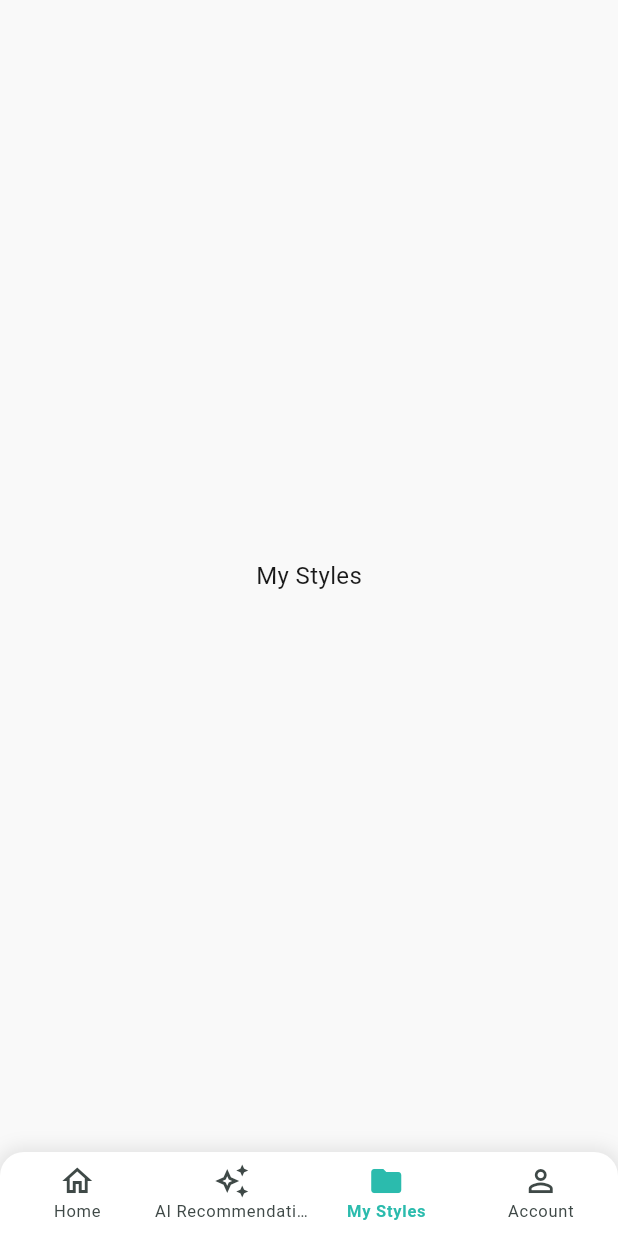
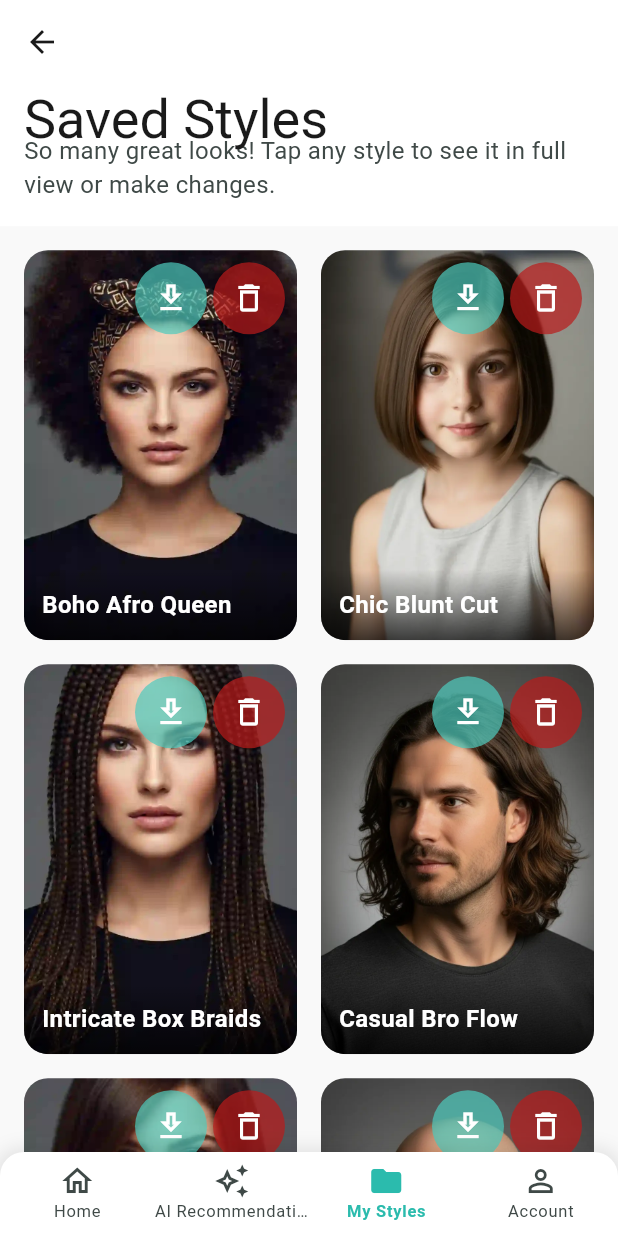
Before and after one commit to Software2004/Flutter-Hair-Styler, a Flutter app: the HomeScreen screen opened by its route, item 3 of the bottom bar chosen, on a phone screen of 412 x 824 dp. Run offline on Flutter 3.47's test engine with Material 3 defaults, Android fonts, the phone set to English and light mode, and no system bars; our stand-ins replace device_info_plus, google_fonts, image_gallery_saver, image_picker, permission_handler, shared_preferences; accounts and stored records are empty.

Commit message:
my_styles designed

```diff
--- /dev/null
+++ b/lib/models/saved_style.dart
@@ -0,0 +1,40 @@
+
+import 'package:flutter/foundation.dart';
+
+@immutable
+class SavedStyle {
+  final String id;
+  final String imagePath;
+  final String name;
+  final DateTime dateSaved;
+
+  const SavedStyle({
+    required this.id,
+    required this.imagePath,
+    required this.name,
+    required this.dateSaved,
+  });
+
+  // Optional: For debugging or if you need to compare instances
+  @override
+  bool operator ==(Object other) =>
+      identical(this, other) ||
+      other is SavedStyle &&
+          runtimeType == other.runtimeType &&
+          id == other.id &&
+          imagePath == other.imagePath &&
+          name == other.name &&
+          dateSaved == other.dateSaved;
+
+  @override
+  int get hashCode =>
+      id.hashCode ^
+      imagePath.hashCode ^
+      name.hashCode ^
+      dateSaved.hashCode;
+
+  @override
+  String toString() {
+    return 'SavedStyle{id: $id, name: $name, imagePath: $imagePath, dateSaved: $dateSaved}';
+  }
+}
--- /dev/null
+++ b/lib/screens/full_screen_style_screen.dart
@@ -0,0 +1,29 @@
+
+import 'package:flutter/material.dart';
+import '../models/saved_style.dart';
+
+class FullScreenStyleScreen extends StatelessWidget {
+  final SavedStyle style;
+
+  const FullScreenStyleScreen({super.key, required this.style});
+
+  @override
+  Widget build(BuildContext context) {
+    return Scaffold(
+      appBar: AppBar(
+        title: Text(style.name),
+      ),
+      body: Center(
+        child: Column(
+          mainAxisAlignment: MainAxisAlignment.center,
+          children: [
+            Image.asset(style.imagePath),
+            const SizedBox(height: 16),
+            Text('Details for ${style.name}'),
+            Text('Saved on: ${style.dateSaved.toLocal()}'),
+          ],
+        ),
+      ),
+    );
+  }
+}
--- /dev/null
+++ b/lib/screens/my_styles_screen.dart
@@ -0,0 +1,269 @@
+
+import 'dart:typed_data';
+import 'package:flutter/material.dart';
+import 'package:flutter/services.dart';
+import 'package:image_gallery_saver/image_gallery_saver.dart';
+import 'package:permission_handler/permission_handler.dart';
+
+import '../models/saved_style.dart';
+import '../widgets/saved_style_card.dart';
+
+class MyStylesScreen extends StatefulWidget {
+  const MyStylesScreen({super.key});
+
+  @override
+  State<MyStylesScreen> createState() => _MyStylesScreenState();
+}
+
+class _MyStylesScreenState extends State<MyStylesScreen> {
+  List<SavedStyle> _savedStyles = [
+    SavedStyle(
+      id: '1',
+      imagePath: 'assets/images/hairstyles/afro_female.webp',
+      name: 'Boho Afro Queen',
+      dateSaved: DateTime.now().subtract(const Duration(days: 1)),
+    ),
+    SavedStyle(
+      id: '2',
+      imagePath: 'assets/images/hairstyles/blunt_cut.webp',
+      name: 'Chic Blunt Cut',
+      dateSaved: DateTime.now().subtract(const Duration(hours: 5)),
+    ),
+    SavedStyle(
+      id: '3',
+      imagePath: 'assets/images/hairstyles/box_braids.webp',
+      name: 'Intricate Box Braids',
+      dateSaved: DateTime.now().subtract(const Duration(days: 2)),
+    ),
+    SavedStyle(
+      id: '4',
+      imagePath: 'assets/images/hairstyles/bro_flow_m.webp',
+      name: 'Casual Bro Flow',
+      dateSaved: DateTime.now().subtract(const Duration(minutes: 30)),
+    ),
+    SavedStyle(
+      id: '5',
+      imagePath: 'assets/images/hairstyles/asymmetrical_bob.webp',
+      name: 'Modern Asymmetry',
+      dateSaved: DateTime.now().subtract(const Duration(days: 3)),
+    ),
+     SavedStyle(
+      id: '6',
+      imagePath: 'assets/images/hairstyles/bald_m.webp',
+      name: 'Sleek Bald Look',
+      dateSaved: DateTime.now().subtract(const Duration(days: 4)),
+    ),
+    SavedStyle(
+      id: '7',
+      imagePath: 'assets/images/hairstyles/blunt_micro.webp',
+      name: 'Micro Blunt Edge',
+      dateSaved: DateTime.now().subtract(const Duration(days: 5)),
+    ),
+  ];
+
+  Future<void> _handleDownload(SavedStyle style) async {
+    var status = await Permission.storage.status;
+    if (!status.isGranted) {
+      status = await Permission.storage.request();
+    }
+
+    if (status.isGranted) {
+      try {
+        final ByteData byteData = await rootBundle.load(style.imagePath);
+        final Uint8List uint8List = byteData.buffer.asUint8List();
+        final result = await ImageGallerySaver.saveImage(
+          uint8List,
+          quality: 90,
+          name: "${style.name.replaceAll(' ', '_')}_${DateTime.now().millisecondsSinceEpoch}",
+        );
+
+        if (!mounted) return;
+        if (result != null && result['isSuccess']) {
+          ScaffoldMessenger.of(context).showSnackBar(
+            const SnackBar(content: Text('Image saved to gallery!')),
+          );
+        } else {
+          ScaffoldMessenger.of(context).showSnackBar(
+            SnackBar(content: Text('Failed to save image: ${result?['errorMessage'] ?? 'Unknown error'}')),
+          );
+        }
+      } catch (e) {
+        if (!mounted) return;
+        ScaffoldMessenger.of(context).showSnackBar(SnackBar(content: Text('Error saving image: $e')));
+      }
+    } else {
+      if (!mounted) return;
+      ScaffoldMessenger.of(context).showSnackBar(
+        const SnackBar(content: Text('Storage permission denied.')),
+      );
+    }
+  }
+
+  Future<void> _handleDelete(SavedStyle styleToDelete) async {
+    final bool? confirmed = await showDialog<bool>(
+      context: context,
+      builder: (BuildContext context) {
+        return AlertDialog(
+          shape: RoundedRectangleBorder(borderRadius: BorderRadius.circular(16.0)),
+          title: const Text('Delete Style?'),
+          content: const Text('Are you sure you want to delete this style?'),
+          actions: <Widget>[
+            TextButton(
+              child: const Text('Cancel'),
+              onPressed: () => Navigator.of(context).pop(false),
+            ),
+            TextButton(
+              style: TextButton.styleFrom(foregroundColor: Theme.of(context).colorScheme.error),
+              child: const Text('Yes'),
+              onPressed: () => Navigator.of(context).pop(true),
+            ),
+          ],
+        );
+      },
+    );
+
+    if (confirmed == true) {
+      setState(() {
+        _savedStyles.removeWhere((style) => style.id == styleToDelete.id);
+      });
+      if (!mounted) return;
+      ScaffoldMessenger.of(context).showSnackBar(SnackBar(content: Text('${styleToDelete.name} deleted.')));
+    }
+  }
+
+ @override
+Widget build(BuildContext context) {
+  final textTheme = Theme.of(context).textTheme;
+  final screenWidth = MediaQuery.of(context).size.width;
+
+  // Determine crossAxisCount based on screen width
+  final int crossAxisCount = (screenWidth > 600.0) ? 4 : 2;
+  // Optional: Adjust childAspectRatio for wider screens if needed
+  // final double childAspectRatio = (screenWidth > 600.0) ? 0.75 : 0.70;
+  const double childAspectRatio = 0.70; // Keeping it constant for now
+
+  // Estimate height for the "Saved Styles" title (headlineSmall)
+  final double headlineStyleFontSize = textTheme.headlineSmall?.fontSize ?? 24.0;
+  final double headlineStyleHeight = textTheme.headlineSmall?.height ?? 1.3;
+  final double expandedTitleHeightEstimate = headlineStyleFontSize * headlineStyleHeight;
+
+  // Estimate height for the subheading (bodyMedium)
+  final double bodyMediumStyleFontSize = textTheme.bodyMedium?.fontSize ?? 14.0;
+  final double bodyMediumStyleHeight = textTheme.bodyMedium?.height ?? 1.2;
+  final double subheadingHeightEstimate = bodyMediumStyleFontSize * bodyMediumStyleHeight;
+
+  const double spacingBetweenTitleAndSubheading = 8.0;
+  const double bottomMargin = 16.0; // General bottom margin for the content block
+
+  // Calculate the bottom padding needed for the main title to make space for the subheading
+  final double titleBottomPaddingForSubheading = bottomMargin + subheadingHeightEstimate + spacingBetweenTitleAndSubheading;
+
+  final double expandedAppBarHeight = (MediaQuery.of(context).padding.top / 2) +
+                                    kToolbarHeight +
+                                    expandedTitleHeightEstimate +
+                                    spacingBetweenTitleAndSubheading +
+                                    subheadingHeightEstimate +
+                                    bottomMargin +
+                                    16.0;
+
+  return Scaffold(
+    body: CustomScrollView(
+      slivers: <Widget>[
+        SliverAppBar(
+          pinned: false,
+          floating: true,
+          expandedHeight: expandedAppBarHeight,
+          centerTitle: false,
+          flexibleSpace: FlexibleSpaceBar(
+            titlePadding: EdgeInsetsDirectional.only(
+              start: 16.0,
+              bottom: titleBottomPaddingForSubheading,
+            ),
+            centerTitle: false,
+            title: Text(
+              'Saved Styles',
+              style: textTheme.headlineSmall?.copyWith(
+                color: Theme.of(context).colorScheme.onSurface,
+              ),
+            ),
+            background: Stack(
+              fit: StackFit.expand,
+              children: <Widget>[
+                Positioned(
+                  left: 16.0,
+                  right: 16.0,
+                  bottom: bottomMargin,
+                  child: Text(
+                    'So many great looks! Tap any style to see it in full view or make changes.',
+                    textAlign: TextAlign.left,
+                    style: textTheme.bodyMedium?.copyWith(
+                      color: Theme.of(context).colorScheme.onSurfaceVariant,
+                    ),
+                    maxLines: 2,
+                    overflow: TextOverflow.ellipsis,
+                  ),
+                ),
+              ],
+            ),
+          ),
+        ),
+        _savedStyles.isEmpty
+            ? SliverFillRemaining(
+                child: Center(
+                  child: Column(
+                    mainAxisAlignment: MainAxisAlignment.center,
+                    children: [
+                      Icon(
+                        Icons.style_outlined,
+                        size: 60,
+                        color: Theme.of(context).colorScheme.onSurfaceVariant.withOpacity(0.5),
+                      ),
+                      const SizedBox(height: 16),
+                      Text(
+                        'No Saved Styles Yet',
+                        style: textTheme.headlineSmall?.copyWith(
+                          color: Theme.of(context).colorScheme.onSurfaceVariant,
+                        ),
+                      ),
+                      const SizedBox(height: 8),
+                      Text(
+                        'Start exploring and save your favorites!',
+                        style: textTheme.bodyMedium?.copyWith(
+                          color: Theme.of(context).colorScheme.onSurfaceVariant,
+                        ),
+                        textAlign: TextAlign.center,
+                      ),
+                    ],
+                  ),
+                ),
+              )
+            : SliverPadding(
+                padding: const EdgeInsets.all(16.0),
+                sliver: SliverGrid(
+                  gridDelegate:
+                      SliverGridDelegateWithFixedCrossAxisCount(
+                    crossAxisCount: crossAxisCount, // Using the dynamic crossAxisCount
+                    mainAxisSpacing: 16.0,
+                    crossAxisSpacing: 16.0,
+                    childAspectRatio: childAspectRatio, // Using the potentially dynamic childAspectRatio
+                  ),
+                  delegate: SliverChildBuilderDelegate(
+                    (BuildContext context, int index) {
+                      final item = _savedStyles[index];
+                      return SavedStyleCard(
+                        key: ValueKey(item.id),
+                        item: item,
+                        onDownload: () => _handleDownload(item),
+                        onDelete: () => _handleDelete(item),
+                      );
+                    },
+                    childCount: _savedStyles.length,
+                  ),
+                ),
+              ),
+      ],
+    ),
+  );
+}
+
+}
--- /dev/null
+++ b/lib/widgets/saved_style_card.dart
@@ -0,0 +1,126 @@
+
+import 'package:flutter/material.dart';
+import '../models/saved_style.dart';
+import '../screens/full_screen_style_screen.dart'; // For navigation
+
+class SavedStyleCard extends StatelessWidget {
+  final SavedStyle item;
+  final VoidCallback onDownload;
+  final VoidCallback onDelete;
+
+  const SavedStyleCard({
+    super.key,
+    required this.item,
+    required this.onDownload,
+    required this.onDelete,
+  });
+
+  @override
+  Widget build(BuildContext context) {
+    final colorScheme = Theme.of(context).colorScheme;
+
+    return GestureDetector(
+      onTap: () {
+        Navigator.push(
+          context,
+          MaterialPageRoute(
+            builder: (context) => FullScreenStyleScreen(style: item),
+          ),
+        );
+      },
+      child: ClipRRect(
+        borderRadius: BorderRadius.circular(16.0),
+        child: Stack(
+          children: [
+            // Image
+            Positioned.fill(
+              child: Image.asset(
+                item.imagePath,
+                fit: BoxFit.cover,
+                errorBuilder: (context, error, stackTrace) {
+                  // Fallback for image load errors
+                  return Container(
+                    color: Colors.grey[300],
+                    child: Center(
+                      child: Icon(
+                        Icons.broken_image,
+                        color: Colors.grey[600],
+                        size: 40,
+                      ),
+                    ),
+                  );
+                },
+              ),
+            ),
+
+            // Text Overlay at the bottom
+            Positioned(
+              bottom: 0,
+              left: 0,
+              right: 0,
+              child: Container(
+                padding: const EdgeInsets.all(12.0),
+                decoration: BoxDecoration(
+                  gradient: LinearGradient(
+                    colors: [
+                      Colors.black.withOpacity(0.7),
+                      Colors.black.withOpacity(0.0),
+                    ],
+                    begin: Alignment.bottomCenter,
+                    end: Alignment.topCenter,
+                  ),
+                ),
+                child: Text(
+                  item.name,
+                  style: TextStyle(
+                    color: colorScheme.onPrimary, // Assuming text is on a dark gradient
+                    fontWeight: FontWeight.bold,
+                    fontSize: 16,
+                  ),
+                  maxLines: 2,
+                  overflow: TextOverflow.ellipsis,
+                ),
+              ),
+            ),
+
+            // Action Buttons at the top-right
+            Positioned(
+              top: 8,
+              right: 8,
+              child: Row(
+                mainAxisSize: MainAxisSize.min,
+                children: [
+                  // Download Button
+                  Container(
+                     decoration: BoxDecoration(
+                       color: colorScheme.secondary.withOpacity(0.7),
+                       shape: BoxShape.circle,
+                     ),
+                    child: IconButton(
+                      icon: Icon(Icons.download_outlined, color: colorScheme.onSecondary),
+                      onPressed: onDownload,
+                      tooltip: 'Download',
+                    ),
+                  ),
+                  const SizedBox(width: 4),
+                  // Delete Button
+                  Container(
+                    decoration: BoxDecoration(
+                      color: colorScheme.error.withOpacity(0.7),
+                      shape: BoxShape.circle,
+                    ),
+                    child: IconButton(
+                      icon: Icon(Icons.delete_outline, color: colorScheme.onError),
+                      onPressed: onDelete,
+                      tooltip: 'Delete',
+                    ),
+                  ),
+                ],
+              ),
+            ),
+          ],
+        ),
+      ),
+    );
+  }
+}
--- a/pubspec.yaml
+++ b/pubspec.yaml
@@ -38,6 +38,7 @@ dependencies:
   google_fonts: ^6.2.1
   image_picker: ^1.2.0
   permission_handler: ^12.0.1
+  image_gallery_saver: ^2.0.3 # Added image_gallery_saver
   url_launcher: ^6.2.5
   device_info_plus: ^9.1.2
 
@@ -65,7 +66,7 @@ flutter:
 
   assets:
     # Using online images for now; keep folder reserved for future local assets
-    - assets/images/
+    - assets/images/hairstyles/
 
   # To add assets to your application, add an assets section, like this:
   # assets:
```
Also changed, not shown: lib/screens/home_screen.dart (+41 -55 lines), lib/screens/intro_screen.dart (+40 -31 lines), assets/images/hairstyles/home.png (added), assets/images/hairstyles/plans.png (added), assets/images/hairstyles/plans_new.png (added), pubspec.lock.
